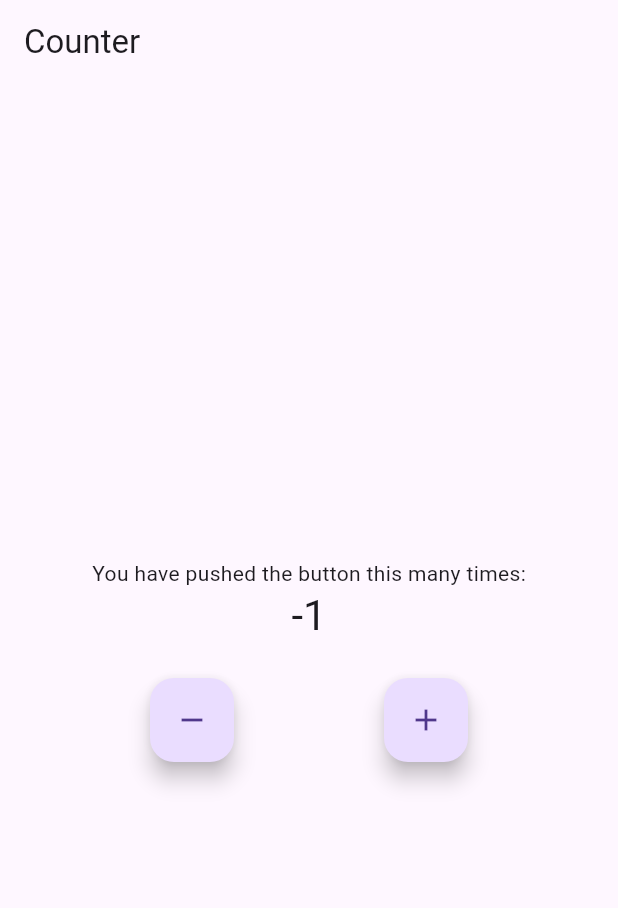
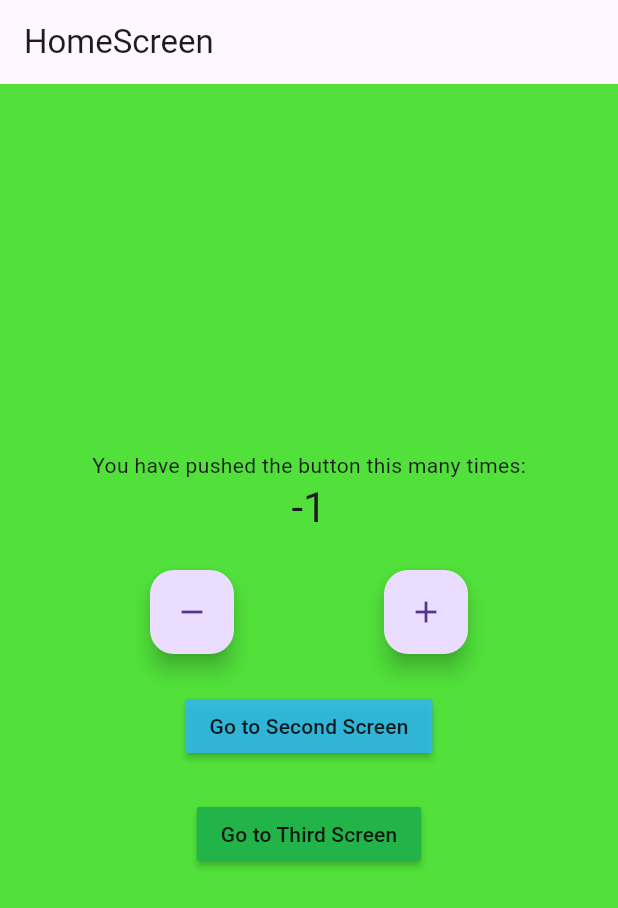
Before and after one commit to AidenDexter/flutter_bloc_counter, a Flutter app: the screen it shows after launch, after a tap on the "remove" icon, on a phone screen of 412 x 824 dp. Shown: the top 908 px of the screen. Run offline on Flutter 3.47's test engine with Material 3 defaults, Android fonts, the phone set to English and light mode, and no system bars; our stand-ins replace bloc, equatable, flutter_bloc.

Commit message:
refactor: anonymous, named, generate rotes

```diff
--- a/lib/main.dart
+++ b/lib/main.dart
@@ -1,27 +1,60 @@
 import 'package:flutter/material.dart';
-import 'package:flutter_bloc/flutter_bloc.dart';
-import 'package:flutter_bloc_counter/cubit/counter_cubit.dart';
 
-import 'my_home_page.dart';
+import 'presentation/router/app_router.dart';
 
 void main() {
   runApp(const MainApp());
 }
 
-class MainApp extends StatelessWidget {
+class MainApp extends StatefulWidget {
   const MainApp({super.key});
 
   @override
+  State<MainApp> createState() => _MainAppState();
+}
+
+class _MainAppState extends State<MainApp> {
+  final AppRouter _appRouter = AppRouter();
+  // final CounterCubit _counterCubit = CounterCubit();
+
+  @override
   Widget build(BuildContext context) {
-    return BlocProvider<CounterCubit>(
-      create: (context) => CounterCubit(),
-      child: MaterialApp(
-        title: 'Counter',
-        theme: ThemeData(primarySwatch: Colors.brown, visualDensity: VisualDensity.adaptivePlatformDensity),
-        home: const MyHomePage(
-          title: 'Counter',
-        ),
+    return MaterialApp(
+      title: 'Counter',
+      theme: ThemeData(
+        visualDensity: VisualDensity.adaptivePlatformDensity,
       ),
+      onGenerateRoute: _appRouter.onGenerateRoute,
+      // routes: {
+      //   '/': (context) => BlocProvider.value(
+      //         value: _counterCubit,
+      //         child: const HomeScreen(
+      //           title: 'HomeScreen',
+      //           backgroundScreenColor: Color.fromARGB(223, 221, 94, 30),
+      //         ),
+      //       ),
+      //   '/second': (context) => BlocProvider.value(
+      //         value: _counterCubit,
+      //         child:   SecondScreen(
+      //           title: 'SecondScreen',
+      //           backgroundScreenColor: Color.fromARGB(221, 58, 239, 22),
+      //         ),
+      //       ),
+      //   '/third': (context) => BlocProvider.value(
+      //         value: _counterCubit,
+      //         child: const ThirdScreen(
+      //           title: 'ThirdScreen',
+      //           backgroundScreenColor: Color.fromARGB(224, 60, 193, 226),
+      //         ),
+      //       ),
+      // },
     );
   }
+
+  @override
+  void dispose() {
+    _appRouter.dispose();
+    // _counterCubit.close();
+    super.dispose();
+  }
 }
--- /dev/null
+++ b/lib/presentation/router/app_router.dart
@@ -0,0 +1,42 @@
+import 'package:flutter/material.dart';
+import 'package:flutter_bloc/flutter_bloc.dart';
+import 'package:flutter_bloc_counter/logic/cubit/counter_cubit.dart';
+import 'package:flutter_bloc_counter/presentation/screens/second_screen.dart';
+import 'package:flutter_bloc_counter/presentation/screens/third_screen.dart';
+
+import '../screens/home_screen.dart';
+
+class AppRouter {
+  final CounterCubit _counterCubit = CounterCubit();
+  Route onGenerateRoute(RouteSettings routeSettings) {
+    switch (routeSettings.name) {
+      case '/':
+        return MaterialPageRoute(
+          builder: (_) => BlocProvider.value(
+              value: _counterCubit,
+              child: const HomeScreen(title: 'HomeScreen', backgroundScreenColor: Color.fromARGB(223, 56, 221, 30))),
+        );
+      case '/second':
+        return MaterialPageRoute(
+            builder: (_) => BlocProvider.value(
+                value: _counterCubit,
+                child: const SecondScreen(
+                    title: 'SecondScreen', backgroundScreenColor: Color.fromARGB(223, 30, 157, 221))));
+      case '/third':
+        return MaterialPageRoute(
+            builder: (_) => BlocProvider.value(
+                value: _counterCubit,
+                child:
+                    const ThirdScreen(title: 'ThirdScreen', backgroundScreenColor: Color.fromARGB(223, 144, 87, 198))));
+      default:
+        return MaterialPageRoute(
+            builder: (_) => BlocProvider.value(
+                value: _counterCubit,
+                child: const HomeScreen(title: 'Error', backgroundScreenColor: Color.fromARGB(223, 221, 30, 30))));
+    }
+  }
+
+  void dispose() {
+    _counterCubit.close();
+  }
+}
--- a/lib/my_home_page.dart
+++ b/lib/presentation/screens/home_screen.dart
@@ -1,20 +1,21 @@
 import 'package:flutter/material.dart';
 import 'package:flutter_bloc/flutter_bloc.dart';
 
-import 'cubit/counter_cubit.dart';
+import '../../logic/cubit/counter_cubit.dart';
 
-class MyHomePage extends StatefulWidget {
-  const MyHomePage({super.key, required this.title});
+class HomeScreen extends StatefulWidget {
+  const HomeScreen({super.key, required this.title, required this.backgroundScreenColor});
   final String title;
-
+  final Color backgroundScreenColor;
   @override
-  _MyHomePageState createState() => _MyHomePageState();
+  State<HomeScreen> createState() => _HomeScreenState();
 }
 
-class _MyHomePageState extends State<MyHomePage> {
+class _HomeScreenState extends State<HomeScreen> {
   @override
   Widget build(BuildContext context) {
     return Scaffold(
+      backgroundColor: widget.backgroundScreenColor,
       appBar: AppBar(
         title: Text(widget.title),
       ),
@@ -53,6 +54,7 @@ class _MyHomePageState extends State<MyHomePage> {
               mainAxisAlignment: MainAxisAlignment.spaceEvenly,
               children: [
                 FloatingActionButton(
+                  heroTag: "Decrement1",
                   onPressed: () {
                     BlocProvider.of<CounterCubit>(context).decrement();
                     // context.bloc<CounterCubit>().decrement();
@@ -61,6 +63,7 @@ class _MyHomePageState extends State<MyHomePage> {
                   child: const Icon(Icons.remove),
                 ),
                 FloatingActionButton(
+                  heroTag: "Increment2",
                   onPressed: () {
                     BlocProvider.of<CounterCubit>(context).increment();
                     // context.bloc<CounterCubit>().increment();
@@ -70,6 +73,21 @@ class _MyHomePageState extends State<MyHomePage> {
                 ),
               ],
             ),
+            const SizedBox(height: 24),
+            MaterialButton(
+              color: const Color.fromARGB(220, 47, 184, 243),
+              onPressed: () {
+                Navigator.of(context).pushNamed('/second');
+              },
+              child: const Text('Go to Second Screen'),
+            ),
+            const SizedBox(height: 24),
+            MaterialButton(
+                color: const Color.fromARGB(255, 34, 180, 73),
+                onPressed: () {
+                  Navigator.of(context).pushNamed('/third');
+                },
+                child: const Text('Go to Third Screen')),
           ],
         ),
       ),
```
Also changed, not shown: lib/presentation/screens/second_screen.dart (added, +81 -0 lines), lib/presentation/screens/third_screen.dart (added, +81 -0 lines), lib/logic/cubit/counter_cubit.dart (renamed from lib/cubit/counter_cubit.dart), lib/logic/cubit/counter_state.dart (renamed from lib/cubit/counter_state.dart), 1 other file.
